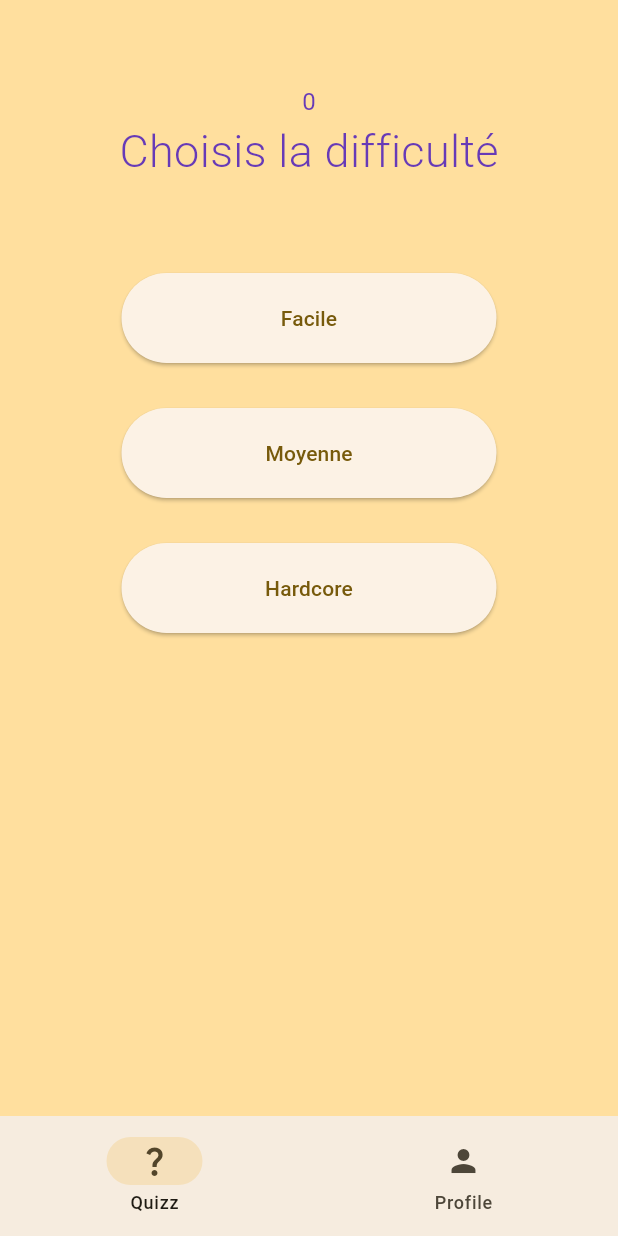
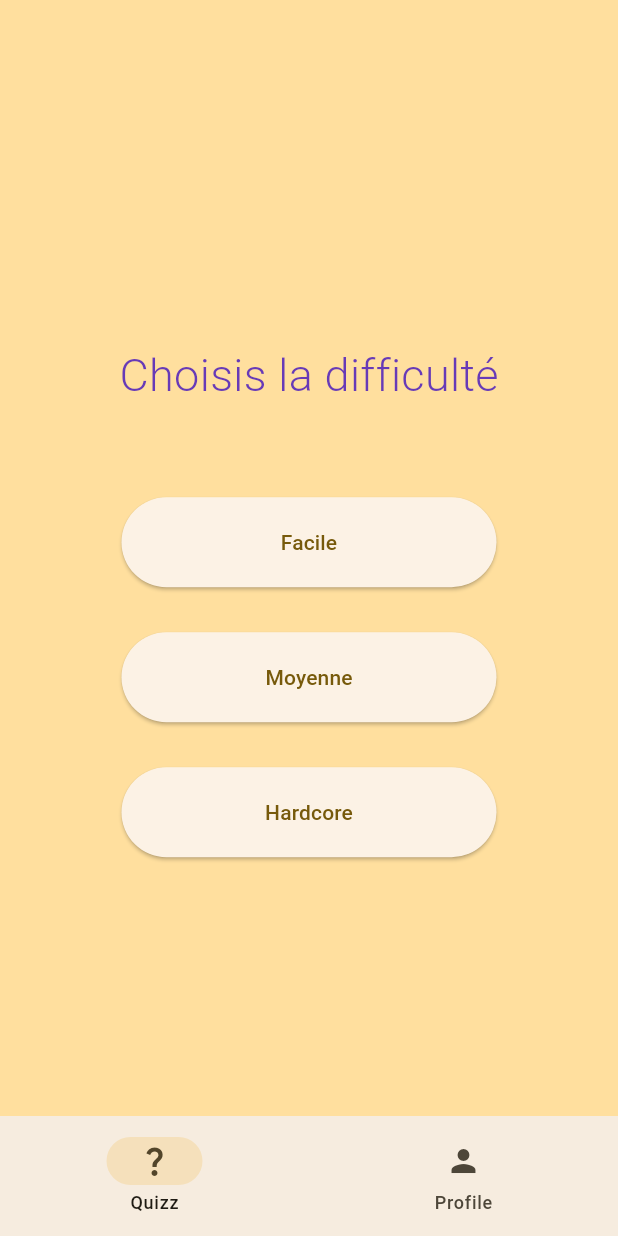
Before and after one commit to Dylano2/quizzons, a Flutter app: the SetProfilePage screen opened directly, after a tap on "C'est parti !", on a phone screen of 412 x 824 dp. Run offline on Flutter 3.47's test engine with Material 3 defaults, Android fonts, the phone set to English and light mode, and no system bars; our stand-ins replace shared_preferences; accounts and stored records are empty.

Commit message:
ajout de la finalité du quizz + de la possibilité de réassayer

```diff
--- a/lib/data/constants.dart
+++ b/lib/data/constants.dart
@@ -13,6 +13,9 @@ class KConstants {
   static const String easyDifficulty = "Facile";
   static const String mediumDifficulty = "Moyenne";
   static const String hardDifficulty = "Hardcore";
+
+  static const String finalScore = 'Ton score final :';
+
   static const List<String> difficultyLevels = [
     easyDifficulty,
     mediumDifficulty,
@@ -47,6 +50,9 @@ class KTextStyle {
     fontSize: 25,
     fontWeight: FontWeight.w300,
   );
+
+  static const TextStyle finalScoreLabel = TextStyle(fontSize: 30);
+  static const TextStyle score = TextStyle(fontSize: 30);
 }
 
 class KButtonStyle {
--- a/lib/views/pages/main_view_page.dart
+++ b/lib/views/pages/main_view_page.dart
@@ -1,8 +1,9 @@
 import 'package:flutter/material.dart';
 import 'package:quizz_app/data/notifiers.dart';
+import 'package:quizz_app/views/pages/profile_page.dart';
 import 'package:quizz_app/views/pages/quizz_page.dart';
 
-List<Widget> pages = [QuizzPage()];
+List<Widget> pages = [QuizzPage(), ProfilePage()];
 
 class MainViewPage extends StatelessWidget {
   const MainViewPage({super.key});
@@ -15,23 +16,16 @@ class MainViewPage extends StatelessWidget {
         actions: [],
         backgroundColor: Theme.of(context).colorScheme.primaryContainer,
       ),
-      body: Column(
-        children: [
-          ValueListenableBuilder(
-            valueListenable: scoreNotifier,
-            builder: (context, score, child) {
-              return Text(score.toString());
-            },
-          ),
-          ValueListenableBuilder(
+      body: ValueListenableBuilder(
         valueListenable: selectedPageNotifier,
         builder: (context, selectedPage, child) {
           return pages.elementAt(selectedPage);
         },
       ),
-        ],
-      ),
-      bottomNavigationBar: NavigationBar(
+      bottomNavigationBar: ValueListenableBuilder(
+        valueListenable: selectedPageNotifier,
+        builder: (context, selectedPage, child) {
+          return NavigationBar(
             destinations: [
               NavigationDestination(
                 icon: Icon(Icons.question_mark_outlined),
@@ -39,6 +33,12 @@ class MainViewPage extends StatelessWidget {
               ),
               NavigationDestination(icon: Icon(Icons.person), label: 'Profile'),
             ],
+            onDestinationSelected: (int value) {
+              selectedPageNotifier.value = value;
+            },
+            selectedIndex: selectedPage,
+          );
+        },
       ),
     );
   }
```
Also changed, not shown: lib/views/pages/profile_page.dart (added, +20 -0 lines), lib/widgets/display_question.dart (+17 -5 lines), lib/widgets/question_list.dart (+20 -8 lines), lib/widgets/score_card.dart (added, +71 -0 lines). Lines whose indentation alone changed are shown as unchanged.
